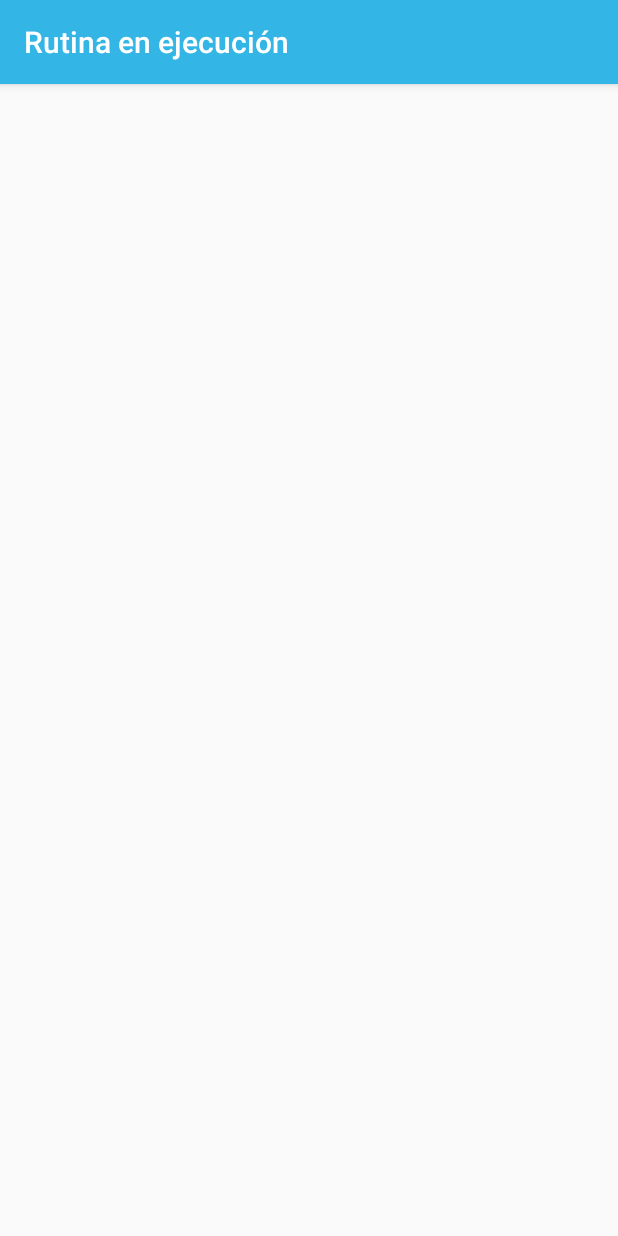
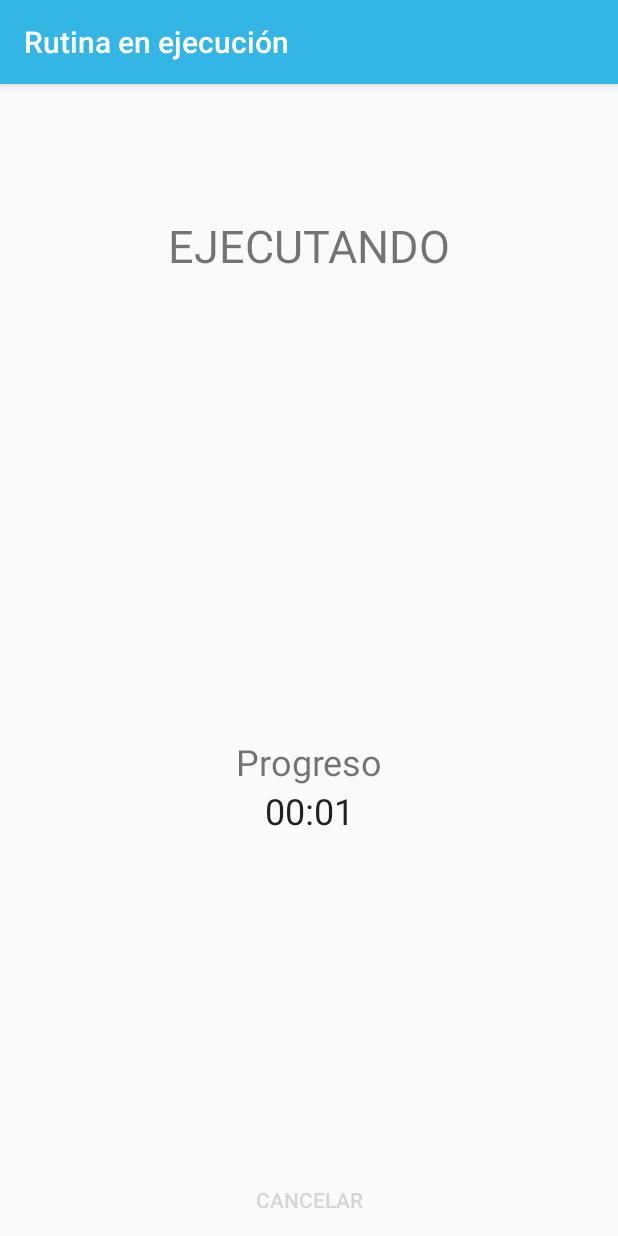
Before and after one commit to QSYdev/qsy-android, an Android app: the ExecutionActivity screen opened directly, with no data from a screen before it, on a phone screen of 412 x 824 dp. Run offline under Robolectric (Android 15) with nearby library versions, the phone set to English and light mode, and no system bars; libraries missing offline, so code that uses them is left out: libterminal.patterns.observer; 2 statements that could not run were skipped.

Commit message:
Progreso sobre ExecutionActivity

```diff
--- a/app/src/main/java/com/qsy/terminal/ExecutionActivity.java
+++ b/app/src/main/java/com/qsy/terminal/ExecutionActivity.java
@@ -6,7 +6,12 @@ import android.content.ServiceConnection;
 import android.os.Bundle;
 import android.os.IBinder;
 import android.support.annotation.Nullable;
+import android.support.v7.app.AlertDialog;
 import android.support.v7.app.AppCompatActivity;
+import android.view.View;
+import android.widget.Button;
+import android.widget.Chronometer;
+import android.widget.TextView;
 
 import com.qsy.terminal.services.LibterminalService;
 
@@ -17,6 +22,9 @@ public class ExecutionActivity extends AppCompatActivity implements EventListene
 
 	private LibterminalService libterminalService;
 	private ExecutionActivityConnection mConnection = new ExecutionActivityConnection();
+	private boolean mRoutineWasCanceled = false;
+	private Chronometer mChronometer;
+	private TextView mStatus;
 
 	@Override
 	protected void onCreate(@Nullable Bundle savedInstanceState) {
@@ -25,12 +33,69 @@ public class ExecutionActivity extends AppCompatActivity implements EventListene
 
 		Intent intent = new Intent(ExecutionActivity.this, LibterminalService.class);
 		intent.setAction("on");
-		// TODO: chequear si hace falta hacer un "startService"
 		bindService(intent, mConnection, 0);
+
+		Button button = (Button) findViewById(R.id.cancelButton);
+		button.setOnClickListener(new View.OnClickListener() {
+			@Override
+			public void onClick(View view) {
+				// TODO: Poner primero un cuadro de confirmación
+				libterminalService.getTerminal().stopExecution();
+				doStopRoutine(true);
+				ExecutionActivity.this.finish();
+			}
+		});
+		mChronometer = (Chronometer) findViewById(R.id.chronometer2);
+		mChronometer.start();
+
+		mStatus = (TextView) findViewById(R.id.statusText);
+		mStatus.setText(R.string.status_running);
+	}
+
+	@Override
+	protected void onStart() {
+		super.onStart();
+		if (libterminalService != null) {
+			libterminalService.getTerminal().addListener(this);
+		}
+	}
+
+	@Override
+	protected void onStop() {
+		super.onStop();
+		unbindService(mConnection);
+		if (libterminalService != null) {
+			libterminalService.getTerminal().removeListener(this);
+		}
 	}
 
 	@Override
 	public void receiveEvent(Event event) {
+		/*
+		 * Tener en cuenta que esto se llama desde el hilo de Libterminal, lo cual no se si es
+		 * legal. Si algo raro pasa, mirar acá!
+		 */
+		switch (event.getEventType()) {
+			case routineFinished:
+				runOnUiThread(new Runnable() {
+					@Override
+					public void run() {
+					    doStopRoutine(false);
+						AlertDialog.Builder builder = new AlertDialog.Builder(ExecutionActivity.this);
+						builder.setTitle(R.string.routine_finished);
+						builder.setIcon(android.R.drawable.ic_dialog_alert);
+						builder.setNeutralButton(R.string.ok, null);
+						builder.create().show();
+					}
+				});
+				break;
+		}
+	}
+
+	private void doStopRoutine(boolean cancel) {
+		mChronometer.stop();
+		mStatus.setText(R.string.status_finished);
+		mRoutineWasCanceled = cancel;
 	}
 
 	private final class ExecutionActivityConnection implements ServiceConnection {
@@ -45,7 +110,10 @@ public class ExecutionActivity extends AppCompatActivity implements EventListene
 		@Override
 		public void onServiceDisconnected(ComponentName name) {
 			libterminalService.getTerminal().removeListener(ExecutionActivity.this);
-			// TODO: HAY QUE HACER STOP?? O ALCANZA CON MAIN ACTIVITY???
+			/*
+			 * TODO: este método se ejecuta cuando por alguna razón se perdio el Service. Habría que
+			 * manejar esto
+			 */
 		}
 	}
 }
--- a/app/src/main/res/layout/execution_activity.xml
+++ b/app/src/main/res/layout/execution_activity.xml
@@ -4,4 +4,59 @@
               android:layout_width="match_parent"
               android:layout_height="match_parent">
 
+    <LinearLayout
+        android:layout_width="match_parent"
+        android:layout_height="match_parent"
+        android:paddingLeft="16dp"
+        android:paddingRight="16dp"
+        android:gravity="fill_horizontal"
+        android:orientation="vertical">
+
+        <TextView
+            android:id="@+id/statusText"
+            android:layout_width="match_parent"
+            android:layout_height="wrap_content"
+            android:layout_weight="0.4"
+            android:gravity="center"
+            android:text="@+string/status_standby"
+            android:textAllCaps="true"
+            android:textAlignment="center"
+            android:textSize="30sp" />
+
+        <Space
+            android:layout_width="match_parent"
+            android:layout_height="wrap_content"
+            android:layout_weight="0.5" />
+
+        <TextView
+            android:id="@+id/progressLabel"
+            android:layout_width="match_parent"
+            android:layout_height="wrap_content"
+            android:text="Progreso"
+            android:textAlignment="center"
+            android:textSize="24sp" />
+
+        <Chronometer
+            android:id="@+id/chronometer2"
+            android:layout_width="match_parent"
+            android:layout_height="wrap_content"
+            android:lineSpacingExtra="14sp"
+            android:textAlignment="center"
+            android:textSize="24sp" />
+
+        <Space
+            android:layout_width="match_parent"
+            android:layout_height="wrap_content"
+            android:layout_weight="0.5" />
+
+        <Button
+            android:id="@+id/cancelButton"
+            style="@style/Widget.AppCompat.Button.Borderless"
+            android:layout_width="wrap_content"
+            android:layout_height="wrap_content"
+            android:layout_gravity="center"
+            android:text="Cancelar"
+            android:textColor="@color/bpRed" />
+
+    </LinearLayout>
 </LinearLayout>
--- a/app/src/main/res/values/strings.xml
+++ b/app/src/main/res/values/strings.xml
@@ -37,4 +37,9 @@
     <string name="routines_title">Rutinas</string>
     <string name="contact_us">Contacto</string>
     <string name="execution_activity">Rutina en ejecución</string>
+    <string name="ok">OK</string>
+    <string name="routine_finished">Rutina terminada</string>
+    <string name="status_running">Ejecutando</string>
+    <string name="status_finished">Terminada</string>
+    <string name="status_standby">Stand by</string>
 </resources>
```
